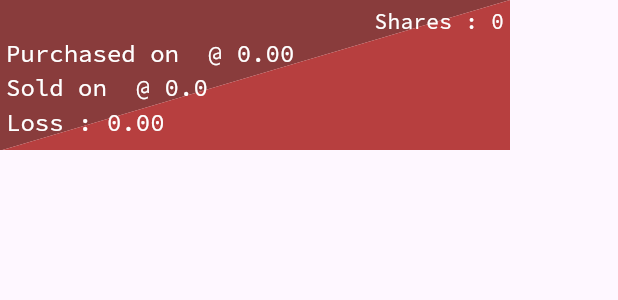
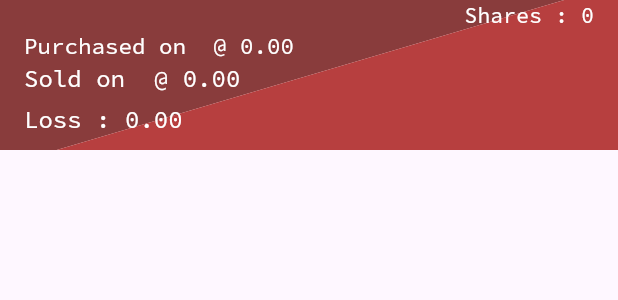
Before and after one commit to arjav1528/equityMath, a Flutter app: the PortfolioCard widget shown alone on an empty page, opened directly with empty values, on a phone screen of 412 x 824 dp. Shown: the top 300 px of the screen. Run offline on Flutter 3.47's test engine with Material 3 defaults, Android fonts, the phone set to English and light mode, and no system bars; our stand-ins replace cloud_firestore, curved_navigation_bar, firebase_auth, firebase_core, flutter_svg, google_fonts and 1 more; missing offline and left inert: gif_view, simple_animated_button; accounts and stored records are empty.

Commit message:
Commit #7

```diff
--- a/lib/screens/main_screens/home_screen.dart
+++ b/lib/screens/main_screens/home_screen.dart
@@ -48,7 +48,7 @@ class _HomeScreenState extends State<HomeScreen> {
           children: [
             Column(
               children: [
-                SizedBox(height: height * 0.196078431,),
+                SizedBox(height: height * 0.339869281,),
                 Opacity(
                   opacity: 0.1,
                   child: Center(
@@ -59,7 +59,7 @@ class _HomeScreenState extends State<HomeScreen> {
             ),
             SafeArea(
               child: Padding(
-                padding: const EdgeInsets.symmetric(horizontal: 20,vertical: 0),
+                padding: EdgeInsets.symmetric(horizontal: width * 0.055555556),
                 child: Column(
                   mainAxisAlignment: MainAxisAlignment.start,
                   crossAxisAlignment: CrossAxisAlignment.start,
@@ -84,7 +84,7 @@ class _HomeScreenState extends State<HomeScreen> {
 
                     ),
                     const Divider(),
-                    SizedBox(height:height *0.026143791 ,),
+                    SizedBox(height:height * 0.026143791 ,),
                     Center(
                         child: TypewriterText(text: 'Bought or Sold',homescreen: true,)
                     ),
@@ -99,7 +99,7 @@ class _HomeScreenState extends State<HomeScreen> {
                       child: Column(
                         children: [
                           Padding(
-                            padding: const EdgeInsets.only(top: 8,bottom: 16),
+                            padding: EdgeInsets.only(top: height * 0.010457516,bottom: width * 0.044444444),
                             child: TextFormField(
                               onChanged: (val){},
                               controller: stocksymbol,
@@ -129,7 +129,7 @@ class _HomeScreenState extends State<HomeScreen> {
                             ),
                           ),
                           Padding(
-                            padding: const EdgeInsets.only(top: 8,bottom: 16),
+                            padding: EdgeInsets.only(top: height * 0.010457516,bottom: width * 0.044444444),
                             child: TextFormField(
                               onChanged: (val){},
                               controller: quantity,
@@ -164,7 +164,7 @@ class _HomeScreenState extends State<HomeScreen> {
                             ),
                           ),
                           Padding(
-                            padding: const EdgeInsets.only(top: 8,bottom: 16),
+                            padding: EdgeInsets.only(top: height * 0.010457516,bottom: width * 0.044444444),
                             child: TextFormField(
                               onTap: (){
                                 _selectDate(purchasedate);
@@ -202,7 +202,7 @@ class _HomeScreenState extends State<HomeScreen> {
                             ),
                           ),
                           Padding(
-                            padding: const EdgeInsets.only(top: 8,bottom: 16),
+                            padding: EdgeInsets.only(top: height * 0.010457516,bottom: width * 0.044444444),
                             child: TextFormField(
                               onTap: (){
                                 _selectDate(selldate);
@@ -265,8 +265,8 @@ class _HomeScreenState extends State<HomeScreen> {
 
 
                         },
-                        buttonHeight: 45,
-                        buttonWidth: 250,
+                        buttonHeight: height * 0.058823529,
+                        buttonWidth: width * 0.694444444,
                         animationDuration: const Duration(milliseconds: 200),
                         animationCurve: Curves.easeIn,
                         topDecoration: BoxDecoration(
--- /dev/null
+++ b/lib/services/components/nulldata.dart
@@ -0,0 +1,21 @@
+import 'package:flutter/material.dart';
+import 'package:google_fonts/google_fonts.dart';
+import 'package:stock_math_final/services/components/typewriter_text.dart';
+class Nulldata extends StatelessWidget {
+  const Nulldata({super.key});
+
+  @override
+  Widget build(BuildContext context) {
+    return Center(
+      child: Column(
+        mainAxisAlignment: MainAxisAlignment.center,
+        children: [
+          TypewriterText(text: 'Error 404', homescreen: true),
+          Text('Data Not Found',style: GoogleFonts.sourceCodePro(),),
+          Text('Return to Home Screen',style: GoogleFonts.sourceCodePro(),),
+          Text('and update your Portfolio',style: GoogleFonts.sourceCodePro(),),
+        ],
+      ),
+    );
+  }
+}
--- a/lib/services/components/portfolio_card.dart
+++ b/lib/services/components/portfolio_card.dart
@@ -35,32 +35,37 @@ class _PortfolioCardState extends State<PortfolioCard> {
 
   @override
   Widget build(BuildContext context) {
+    double height = MediaQuery.of(context).size.height;
+    double width = MediaQuery.of(context).size.width;
     // ignore: unused_local_variable
     late var portfolios = Provider.of<List<PortfolioModel>?>(context);
     if(status == 'Profit'){
-      return SizedBox(
-        height: 100,
-        width: 350,
-        child: Stack(
+      return Stack(
         children: [
-            SvgPicture.asset('assets/icons/profit.svg'),
+          SizedBox(
+            width: width,
+              child: SvgPicture.asset('assets/icons/profit.svg',
+                fit: BoxFit.fitWidth,
+              )
+          ),
           SafeArea(
-              child: Padding(
-                padding: const EdgeInsets.all(4.0),
             child: Column(
               mainAxisAlignment: MainAxisAlignment.start,
               crossAxisAlignment: CrossAxisAlignment.start,
               children: [
                 Row(
                   children: [
-                        Text(stock_symbol,
+                    Padding(
+                      padding: EdgeInsets.only(left: width * 0.038888889),
+                      child: Text(stock_symbol,
                         style: GoogleFonts.sourceCodePro(
                             color: Colors.white,
                             fontSize: 14
                         ),),
+                    ),
                     const Spacer(),
                     Padding(
-                          padding: const EdgeInsets.only(right: 10),
+                      padding: EdgeInsets.only(right: width * 0.038888889),
                       child: Text('Shares : ${quantity.toStringAsFixed(0)}',
                         style: GoogleFonts.sourceCodePro(
                             color: Colors.white,
@@ -71,59 +76,70 @@ class _PortfolioCardState extends State<PortfolioCard> {
 
                   ],
                 ),
-                    Text('Purchased on $purchasedate @ ${purchaserate.toStringAsFixed(2)}',
+                Padding(
+                  padding:EdgeInsets.only(left: width * 0.038888889),
+                  child: Text('Purchased on $purchasedate @ ${purchaserate.toStringAsFixed(2)}',
+                    style: GoogleFonts.sourceCodePro(
+                        color: Colors.white,
+                        fontSize: 15,
+                        letterSpacing: 0.0,
+                        wordSpacing: 0.00
+                    ),),
+                ),
+                Padding(
+                  padding:EdgeInsets.only(left: width * 0.038888889),
+                  child: Text('Sold on $selldate @ ${sellrate.toStringAsFixed(2)}',
                     style: GoogleFonts.sourceCodePro(
                         color: Colors.white,
                         fontSize: 16,
                         letterSpacing: 0.01,
                         wordSpacing: 0.01
                     ),),
-                    Text('Sold on $selldate @ ${sellrate.toStringAsFixed(2)}',
+                ),
+                SizedBox(height: height * 0.004966887,),
+                Padding(
+                  padding:EdgeInsets.only(left: width * 0.038888889),
+                  child: Text('Profit : ${amount.toStringAsFixed(2)}',
                     style: GoogleFonts.sourceCodePro(
                         color: Colors.white,
                         fontSize: 16,
                         letterSpacing: 0.01,
                         wordSpacing: 0.01
                     ),),
-                    Text('Profit : ${amount.toStringAsFixed(2)}',
-                      style: GoogleFonts.sourceCodePro(
-                          color: Colors.white,
-                          fontSize: 16,
-                          letterSpacing: 0.01,
-                          wordSpacing: 0.01
-                      ),),
+                ),
               ],
-                ),
             ),
           )
         ],
-        ),
       );
     }
     else{
-      return SizedBox(
-        height: 100,
-        width: 350,
-        child: Stack(
+      return Stack(
         children: [
-            SvgPicture.asset('assets/icons/loss.svg'),
+          SizedBox(
+              width: width,
+              child: SvgPicture.asset('assets/icons/loss.svg',
+                fit: BoxFit.fitWidth,
+              )
+          ),
           SafeArea(
-              child: Padding(
-                padding: const EdgeInsets.all(4.0),
             child: Column(
               mainAxisAlignment: MainAxisAlignment.start,
               crossAxisAlignment: CrossAxisAlignment.start,
               children: [
                 Row(
                   children: [
-                        Text(stock_symbol,
+                    Padding(
+                      padding: EdgeInsets.only(left: width * 0.038888889),
+                      child: Text(stock_symbol,
                         style: GoogleFonts.sourceCodePro(
                             color: Colors.white,
                             fontSize: 14
                         ),),
+                    ),
                     const Spacer(),
                     Padding(
-                          padding: const EdgeInsets.only(right: 10),
+                      padding: EdgeInsets.only(right: width * 0.038888889),
                       child: Text('Shares : ${quantity.toStringAsFixed(0)}',
                         style: GoogleFonts.sourceCodePro(
                             color: Colors.white,
@@ -134,33 +150,41 @@ class _PortfolioCardState extends State<PortfolioCard> {
 
                   ],
                 ),
-                    Text('Purchased on $purchasedate @ ${purchaserate.toStringAsFixed(2)}',
+                Padding(
+                  padding:EdgeInsets.only(left: width * 0.038888889),
+                  child: Text('Purchased on $purchasedate @ ${purchaserate.toStringAsFixed(2)}',
+                    style: GoogleFonts.sourceCodePro(
+                        color: Colors.white,
+                        fontSize: 15,
+                        letterSpacing: 0.0,
+                        wordSpacing: 0.00
+                    ),),
+                ),
+                Padding(
+                  padding:EdgeInsets.only(left: width * 0.038888889),
+                  child: Text('Sold on $selldate @ ${sellrate.toStringAsFixed(2)}',
                     style: GoogleFonts.sourceCodePro(
                         color: Colors.white,
                         fontSize: 16,
                         letterSpacing: 0.01,
                         wordSpacing: 0.01
                     ),),
-                    Text('Sold on $selldate @ $sellrate',
+                ),
+                SizedBox(height: height * 0.004966887,),
+                Padding(
+                  padding:EdgeInsets.only(left: width * 0.038888889),
+                  child: Text('Loss : ${amount.toStringAsFixed(2)}',
                     style: GoogleFonts.sourceCodePro(
                         color: Colors.white,
                         fontSize: 16,
                         letterSpacing: 0.01,
                         wordSpacing: 0.01
                     ),),
-                    Text('Loss : ${amount.toStringAsFixed(2)}',
-                      style: GoogleFonts.sourceCodePro(
-                          color: Colors.white,
-                          fontSize: 16,
-                          letterSpacing: 0.01,
-                          wordSpacing: 0.01
-                      ),),
+                ),
               ],
-                ),
             ),
           )
         ],
-        ),
       );
     }
   }
--- a/lib/services/components/portfolio_list.dart
+++ b/lib/services/components/portfolio_list.dart
@@ -1,8 +1,7 @@
 import 'package:flutter/material.dart';
-import 'package:google_fonts/google_fonts.dart';
 import 'package:provider/provider.dart';
+import 'package:stock_math_final/services/components/nulldata.dart';
 import 'package:stock_math_final/services/components/portfolio_card.dart';
-import 'package:stock_math_final/services/components/typewriter_text.dart';
 
 import '../../models/portfolio_model.dart';
 class PortfolioList extends StatefulWidget {
@@ -18,13 +17,17 @@ class _PortfolioListState extends State<PortfolioList> {
   @override
   Widget build(BuildContext context) {
     late var portfolios = Provider.of<List<PortfolioModel>?>(context);
+    double height = MediaQuery.of(context).size.height;
+    double width = MediaQuery.of(context).size.width;
+
     if (portfolios != null) {
       return ListView.builder(
         itemCount: portfolios.length,
         itemBuilder: (context,index){
           return Padding(
-              padding: const EdgeInsets.all(8.0),
-              child:PortfolioCard(
+            padding: EdgeInsets.symmetric(vertical: height * .004966887,horizontal: width * 0.010416667),
+            child: Center(
+              child: PortfolioCard(
                 amount: portfolios[index].amount,
                 purchasedate: portfolios[index].purchase_date,
                 purchaserate: portfolios[index].purchase_rate,
@@ -33,23 +36,15 @@ class _PortfolioListState extends State<PortfolioList> {
                 selldate: portfolios[index].sell_date,
                 status: portfolios[index].status,
                 stock_symbol: portfolios[index].stock_symbol,
-              )
+              ),
+            ),
           );
         },
 
       );
     }
     else{
-      return Center(
-        child: Column(
-          mainAxisAlignment: MainAxisAlignment.center,
-          children: [
-            TypewriterText(text: 'Error 404', homescreen: true),
-            Text('Data Not Found',style: GoogleFonts.sourceCodePro(),),
-            Text('Return to Home Screen',style: GoogleFonts.sourceCodePro(),),
-            Text('and update your Portfolio',style: GoogleFonts.sourceCodePro(),),
-          ],
-        ),
-      );    }
+      return const Nulldata();
+    }
   }
 }
```
Lines whose indentation alone changed are shown as unchanged.
